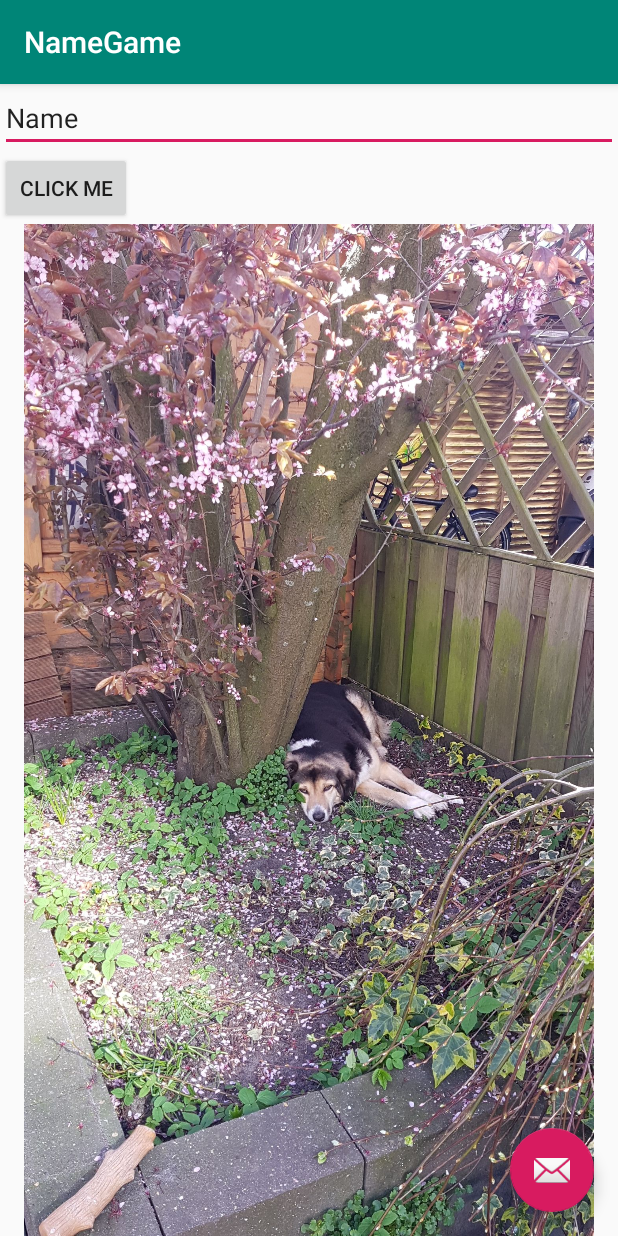
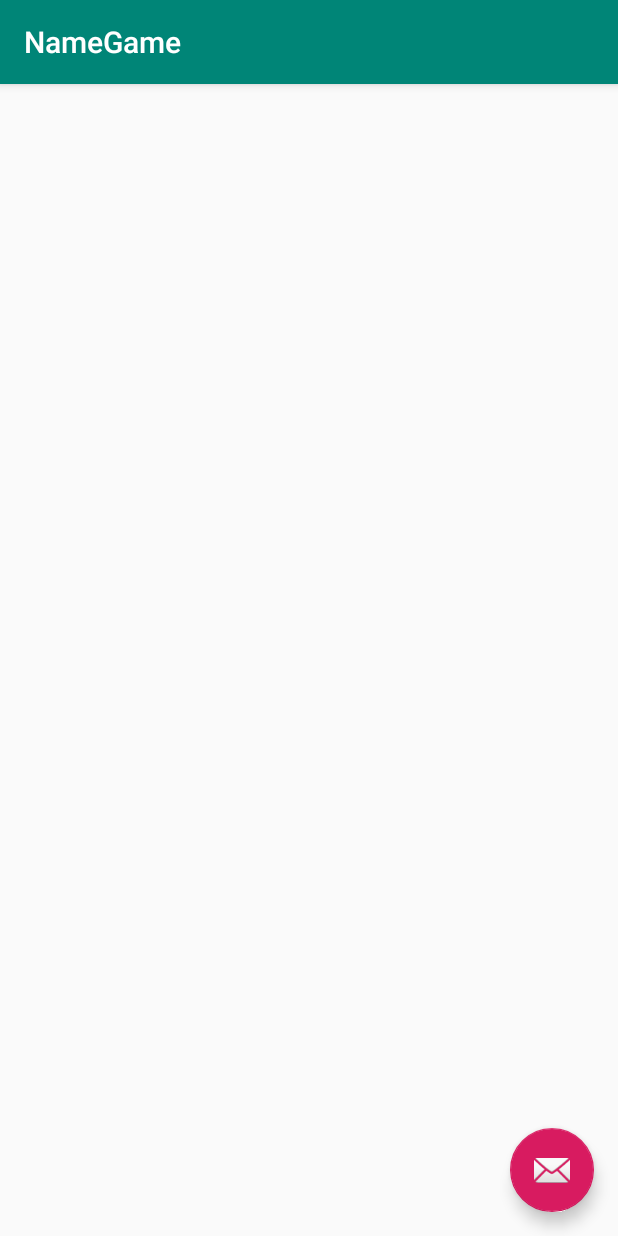
Before and after one commit to BinBobbert/FootballApp, an Android app: the screen it shows after launch (MainActivity), on a phone screen of 412 x 824 dp. Run offline under Robolectric (Android 15) with nearby library versions, the phone set to English and light mode, and no system bars.

```diff
--- a/app/src/main/java/com/example/namegame/MainActivity.kt
+++ b/app/src/main/java/com/example/namegame/MainActivity.kt
@@ -17,18 +17,7 @@ class MainActivity : AppCompatActivity() {
         setContentView(R.layout.activity_main)
         setSupportActionBar(toolbar)
 
-        button1.setOnClickListener {
 
-            if (name1.text.toString() == "good gril"){
-                inaki.setImageResource(R.drawable.inakiiii)
-            } else if (name1.text.toString() == "chair gril"){
-                inaki.setImageResource(R.drawable.inakiii)
-            } else if (name1.text.toString() == "bush gril"){
-                inaki.setImageResource(R.drawable.inakii)
-            } else if (name1.text.toString() == "sitting gril"){
-                inaki.setImageResource(R.drawable.inakiiiii)
-            }
-        }
     }
 
 
--- a/app/src/main/res/layout/content_main.xml
+++ b/app/src/main/res/layout/content_main.xml
@@ -6,36 +6,4 @@
     android:layout_height="match_parent"
     app:layout_behavior="@string/appbar_scrolling_view_behavior"
     tools:context=".MainActivity"
-    tools:showIn="@layout/activity_main">
-
-    <EditText
-        android:id="@+id/name1"
-        android:layout_width="0dp"
-        android:layout_height="wrap_content"
-        android:ems="10"
-        android:inputType="textPersonName"
-        android:text="Name"
-        app:layout_constraintEnd_toEndOf="parent"
-        app:layout_constraintHorizontal_bias="0.0"
-        app:layout_constraintStart_toStartOf="parent"
-        app:layout_constraintTop_toTopOf="parent" />
-
-    <Button
-        android:id="@+id/button1"
-        android:layout_width="wrap_content"
-        android:layout_height="wrap_content"
-        android:text="click me"
-        app:layout_constraintStart_toStartOf="parent"
-        app:layout_constraintTop_toBottomOf="@+id/name1" />
-
-    <ImageView
-        android:id="@+id/inaki"
-        android:layout_width="0dp"
-        android:layout_height="0dp"
-        app:layout_constraintBottom_toBottomOf="parent"
-        app:layout_constraintEnd_toEndOf="parent"
-        app:layout_constraintStart_toStartOf="parent"
-        app:layout_constraintTop_toBottomOf="@+id/button1"
-        app:srcCompat="@drawable/inaki" />
-
-</androidx.constraintlayout.widget.ConstraintLayout>
+    tools:showIn="@layout/activity_main"/>
```
Also changed, not shown: app/src/main/res/drawable/Eredivisie.jpg (added), app/src/main/res/drawable/Premier_League.png (added).
